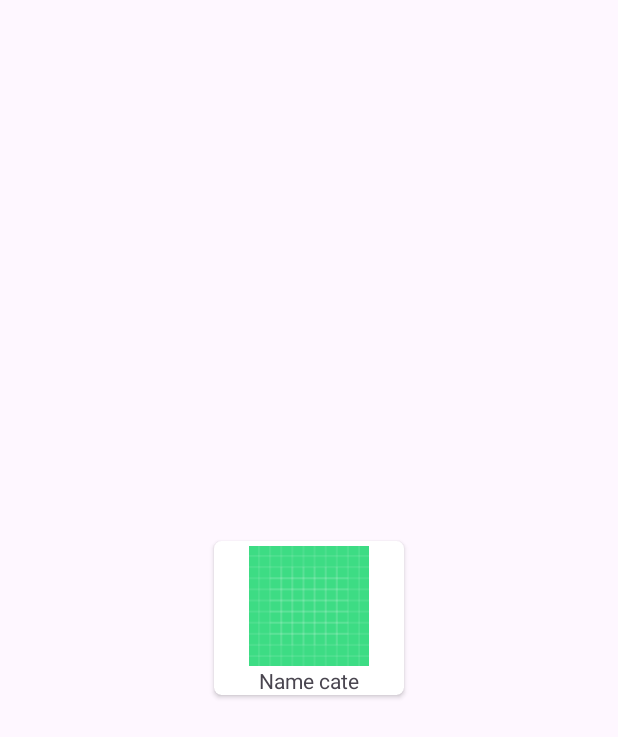
After one commit to Huynh-Minh-Man-04042004/KiemTraLTDD, an Android app: the layout item_category.xml on its own in the app's theme, with its tools: preview values and no code run, on a phone screen of 412 x 824 dp. The commit adds this screen. Shown: the top 737 px of the screen. Run offline under Robolectric (Android 15) with nearby library versions, the phone set to English and light mode, and no system bars.

Commit message:
Load category

```diff
--- a/KiemTraLTDD/app/src/main/AndroidManifest.xml
+++ b/KiemTraLTDD/app/src/main/AndroidManifest.xml
@@ -1,9 +1,12 @@
 <?xml version="1.0" encoding="utf-8"?>
 <manifest xmlns:android="http://schemas.android.com/apk/res/android"
     xmlns:tools="http://schemas.android.com/tools">
+    <uses-permission android:name="android.permission.INTERNET" />
+    <uses-permission android:name="android.permission.ACCESS_NETWORK_STATE" />
 
     <application
         android:allowBackup="true"
+        android:usesCleartextTraffic="true"
         android:dataExtractionRules="@xml/data_extraction_rules"
         android:fullBackupContent="@xml/backup_rules"
         android:icon="@mipmap/ic_launcher"
--- a/KiemTraLTDD/app/src/main/res/layout/activity_main.xml
+++ b/KiemTraLTDD/app/src/main/res/layout/activity_main.xml
@@ -187,7 +187,7 @@
                     android:layout_height="wrap_content"
                     android:layout_marginStart="32dp"
                     android:layout_marginTop="16dp"
-                    android:text="Popular"
+                    android:text="Last Product"
                     android:textColor="@color/black"
                     android:textSize="18sp"
                     android:textStyle="bold"
--- /dev/null
+++ b/KiemTraLTDD/app/src/main/res/layout/item_category.xml
@@ -0,0 +1,49 @@
+<?xml version="1.0" encoding="utf-8"?>
+<androidx.constraintlayout.widget.ConstraintLayout xmlns:android="http://schemas.android.com/apk/res/android"
+    android:layout_width="match_parent"
+    android:layout_height="match_parent"
+    xmlns:app="http://schemas.android.com/apk/res-auto">
+
+    <androidx.cardview.widget.CardView
+        android:layout_width="wrap_content"
+        android:layout_height="wrap_content"
+        android:layout_margin="5dp"
+        android:layout_marginEnd="8dp"
+        android:elevation="8dp"
+        android:padding="5dp"
+        app:cardCornerRadius="5dp"
+        app:layout_constraintBottom_toBottomOf="parent"
+        app:layout_constraintEnd_toEndOf="parent"
+        app:layout_constraintStart_toStartOf="parent"
+        app:layout_constraintTop_toTopOf="parent">
+
+        <androidx.constraintlayout.widget.ConstraintLayout
+            android:layout_width="wrap_content"
+            android:layout_height="wrap_content">
+
+            <ImageView
+                android:id="@+id/image_cate"
+                android:layout_width="120dp"
+                android:layout_height="80dp"
+                android:layout_marginStart="3dp"
+                android:layout_marginTop="3dp"
+                android:layout_marginEnd="3dp"
+                android:src="@drawable/ic_launcher_background"
+                app:layout_constraintEnd_toEndOf="parent"
+                app:layout_constraintStart_toStartOf="parent"
+                app:layout_constraintTop_toTopOf="parent" />
+
+            <TextView
+                android:id="@+id/tvNameCategory"
+                android:layout_width="wrap_content"
+                android:layout_height="wrap_content"
+                android:text="Name cate"
+                app:layout_constraintEnd_toEndOf="@+id/image_cate"
+                app:layout_constraintStart_toStartOf="@+id/image_cate"
+                app:layout_constraintTop_toBottomOf="@+id/image_cate" />
+
+        </androidx.constraintlayout.widget.ConstraintLayout>
+
+    </androidx.cardview.widget.CardView>
+
+</androidx.constraintlayout.widget.ConstraintLayout>
```
Also changed, not shown: KiemTraLTDD/app/build.gradle.kts (+6 -1 lines), KiemTraLTDD/app/src/main/java/nathja/finalproject/kiemtraltdd/APIService.java (added, +18 -0 lines), KiemTraLTDD/app/src/main/java/nathja/finalproject/kiemtraltdd/BaseClient.java (added, +25 -0 lines), KiemTraLTDD/app/src/main/java/nathja/finalproject/kiemtraltdd/Category.java (added, +44 -0 lines), KiemTraLTDD/app/src/main/java/nathja/finalproject/kiemtraltdd/CategoryAdapter.java (added, +67 -0 lines), KiemTraLTDD/app/src/main/java/nathja/finalproject/kiemtraltdd/MainActivity.java (+65 -1 lines), KiemTraLTDD/app/src/main/java/nathja/finalproject/kiemtraltdd/RetrofitClient.java (added, +24 -0 lines).
